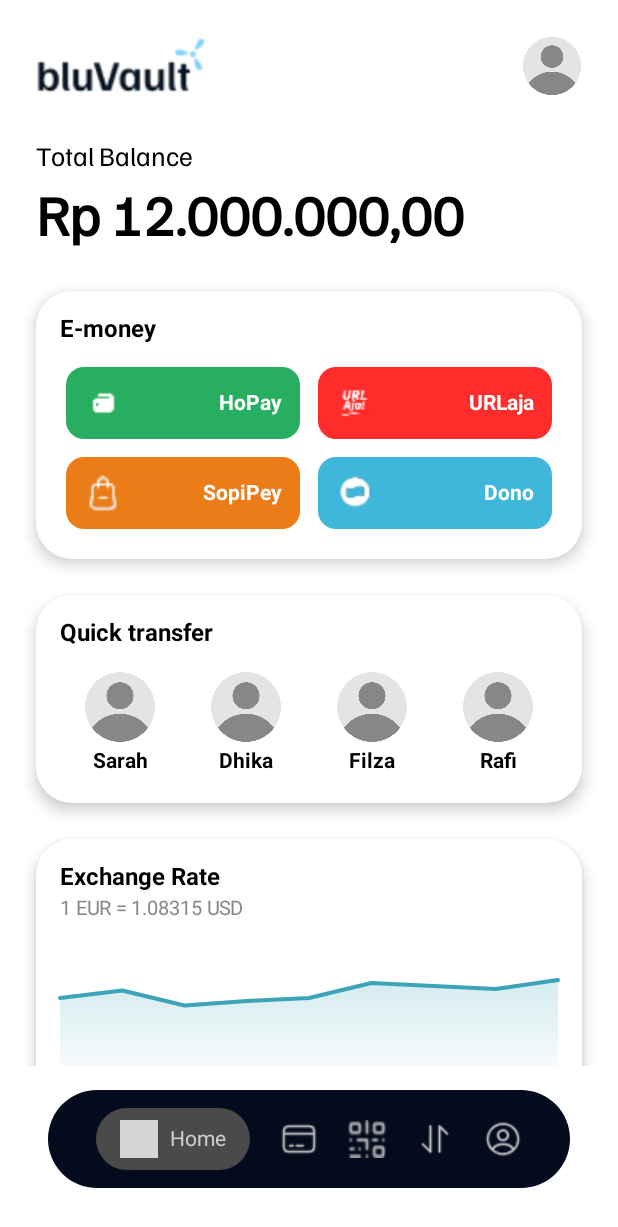
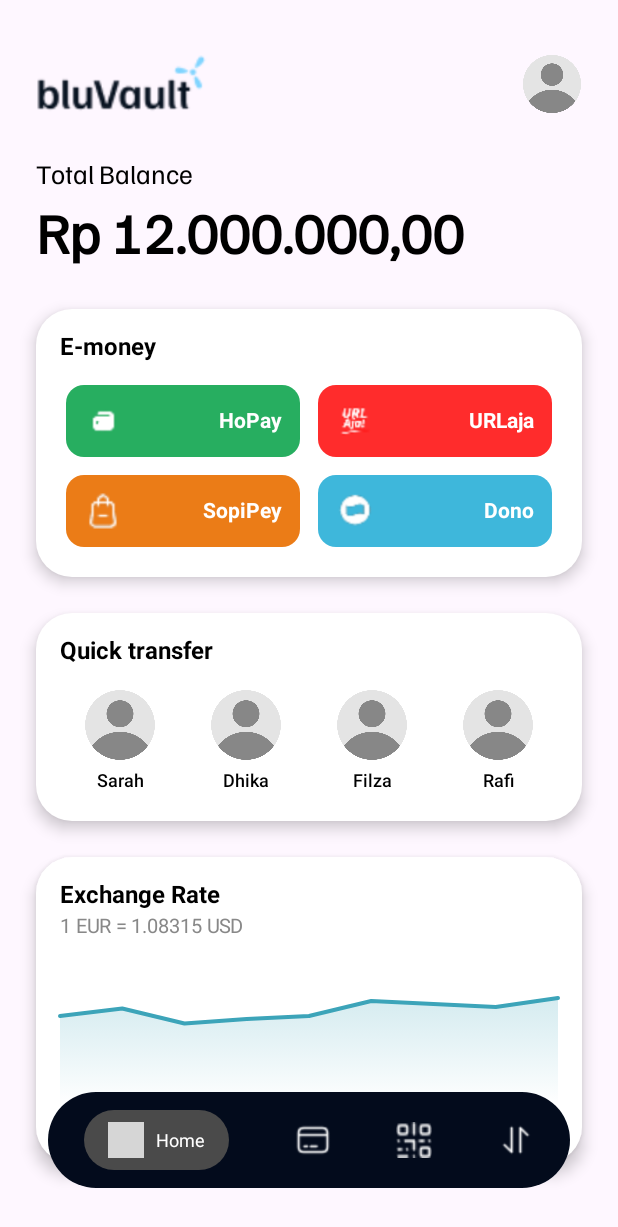
Before and after one commit to Mengz04/BluVault, an Android app built with Jetpack Compose: the DashboardScreen screen opened through its navigation route, on a phone screen of 412 x 824 dp. Shown: the top 1227 px of the screen. Run offline under Robolectric (Android 15) with nearby library versions, the phone set to English and light mode, and no system bars; grey boxes are pictures that could not be loaded.

Commit message:
feat: scaffolding navbar

```diff
--- a/app/src/main/java/com/example/bluvault/BluVaultApp.kt
+++ b/app/src/main/java/com/example/bluvault/BluVaultApp.kt
@@ -6,11 +6,13 @@ import androidx.compose.ui.text.font.FontWeight
 import androidx.navigation.compose.composable
 import androidx.navigation.compose.NavHost
 import androidx.navigation.compose.rememberNavController
+import com.example.bluvault.MainScaffold
 import com.example.bluvault.R
 import com.example.bluvault.pages.DashboardScreen
 import com.example.bluvault.pages.LoginScreen
 import com.example.bluvault.pages.OTPCodeScreen
 import com.example.bluvault.pages.RegisterScreen
+import com.example.bluvault.pages.TopUpScreen
 
 val FamilijenGrotesk = FontFamily(
     Font(R.font.familjen_grotesk, FontWeight.Normal, FontStyle.Normal),
@@ -21,24 +23,22 @@ val FamilijenGrotesk = FontFamily(
 @Composable
 fun BluVaultApp() {
     val navController = rememberNavController()
-    NavHost(navController = navController, startDestination = "Dashboard") {
-        composable("Welcome") {
-            WelcomeScreen(navController)
-        }
-        composable("OTPNumber") {
-            OTPNumberScreen(navController)
-        }
-        composable("OTPCode") {
-            OTPCodeScreen(navController)
-        }
-        composable("Register") {
-            RegisterScreen(navController)
-        }
-        composable("Login"){
-            LoginScreen(navController)
-        }
-        composable("Dashboard"){
-            DashboardScreen(navController)
+
+    MainScaffold(navController = navController) {
+        NavHost(navController = navController, startDestination = "TopUp") {
+            composable("Welcome") { WelcomeScreen(navController) }
+            composable("OTPNumber") { OTPNumberScreen(navController) }
+            composable("OTPCode") { OTPCodeScreen(navController) }
+            composable("Register") { RegisterScreen(navController) }
+            composable("Login") { LoginScreen(navController) }
+
+            // ✅ Pages with BottomNav
+            composable("Dashboard") { DashboardScreen(navController) }
+            composable("TopUp") { TopUpScreen(navController) }
+//            composable("Card") { CardScreen(navController) }
+//            composable("QRIS") { QRISScreen(navController) }
+//            composable("Transaction") { TransactionScreen(navController) }
+//            composable("Profile") { ProfileScreen(navController) }
         }
     }
 }
--- /dev/null
+++ b/app/src/main/java/com/example/bluvault/MainScaffold.kt
@@ -0,0 +1,55 @@
+package com.example.bluvault
+
+import androidx.compose.material3.Scaffold
+import androidx.compose.runtime.Composable
+import androidx.compose.runtime.getValue
+import androidx.navigation.NavHostController
+import androidx.navigation.compose.currentBackStackEntryAsState
+import com.example.bluvault.components.BottomNavBar
+
+data class BottomNavItem(
+    val route: String,
+    val icon: Int,
+    val label: String
+)
+
+@Composable
+fun MainScaffold(
+    navController: NavHostController,
+    content: @Composable () -> Unit
+) {
+    val bottomNavItems = listOf(
+        BottomNavItem("Dashboard", R.drawable.home, "Home"),
+        BottomNavItem("Card", R.drawable.card, "Card"),
+        BottomNavItem("QRIS", R.drawable.qr_icon, "QRIS"),
+        BottomNavItem("Transaction", R.drawable.frame, "Transaction"),
+    )
+
+    val navBackStackEntry by navController.currentBackStackEntryAsState()
+    val currentRoute = navBackStackEntry?.destination?.route
+
+    val bottomBarRoutes = bottomNavItems.map { it.route }
+    val showBottomBar = currentRoute in bottomBarRoutes
+
+    Scaffold(
+        bottomBar = {
+            if (showBottomBar) {
+                BottomNavBar(
+                    items = bottomNavItems,
+                    currentRoute = currentRoute,
+                    onItemSelected = { route ->
+                        if (route != currentRoute) {
+                            navController.navigate(route) {
+                                popUpTo(navController.graph.startDestinationId) { saveState = true }
+                                launchSingleTop = true
+                                restoreState = true
+                            }
+                        }
+                    }
+                )
+            }
+        }
+    ) {
+        content()
+    }
+}
--- a/app/src/main/java/com/example/bluvault/components/AvatarLabel.kt
+++ b/app/src/main/java/com/example/bluvault/components/AvatarLabel.kt
@@ -39,13 +39,13 @@ fun AvatarLabel(
                 .height(48.dp)
         )
 
-        Spacer(modifier = Modifier.height(4.dp))
+        Spacer(modifier = Modifier.height(6.dp))
 
         Text(
             text = label,
             color = Color.Black,
-            fontWeight = FontWeight.Bold,
-            fontSize = 14.sp
+            fontWeight = FontWeight.SemiBold,
+            fontSize = 12.sp
         )
     }
 }
--- a/app/src/main/java/com/example/bluvault/components/BottomNavbar.kt
+++ b/app/src/main/java/com/example/bluvault/components/BottomNavbar.kt
@@ -1,15 +1,10 @@
 package com.example.bluvault.components
 
-import androidx.compose.foundation.Image
 import androidx.compose.foundation.background
 import androidx.compose.foundation.clickable
-import androidx.compose.foundation.layout.Arrangement
-import androidx.compose.foundation.layout.Box
-import androidx.compose.foundation.layout.Row
-import androidx.compose.foundation.layout.fillMaxWidth
-import androidx.compose.foundation.layout.padding
-import androidx.compose.foundation.layout.size
+import androidx.compose.foundation.layout.*
 import androidx.compose.foundation.shape.RoundedCornerShape
+import androidx.compose.material3.Icon
 import androidx.compose.material3.Surface
 import androidx.compose.material3.Text
 import androidx.compose.runtime.Composable
@@ -19,21 +14,15 @@ import androidx.compose.ui.draw.clip
 import androidx.compose.ui.graphics.Color
 import androidx.compose.ui.res.painterResource
 import androidx.compose.ui.unit.dp
-import com.example.bluvault.R
+import androidx.compose.ui.unit.sp
+import com.example.bluvault.BottomNavItem
 
 @Composable
 fun BottomNavBar(
-    selectedIndex: Int = 0,
-    onItemSelected: (Int) -> Unit = {}
+    items: List<BottomNavItem>,
+    currentRoute: String?,
+    onItemSelected: (String) -> Unit
 ) {
-    val icons = listOf(
-        Pair(painterResource(id = R.drawable.home), "Home"),
-        Pair(painterResource(id = R.drawable.card), "Card"),
-        Pair(painterResource(id = R.drawable.qr_icon), "QRIS"),
-        Pair(painterResource(id = R.drawable.frame), "transfer"),
-        Pair(painterResource(id = R.drawable.profile_circle), "Profile")
-    )
-
     Surface(
         modifier = Modifier
             .fillMaxWidth()
@@ -47,38 +36,39 @@ fun BottomNavBar(
                     color = Color(0xFF030B1C),
                     shape = RoundedCornerShape(50.dp)
                 )
-                .padding(horizontal = 32.dp, vertical = 12.dp)
+                .padding(horizontal = 24.dp, vertical = 12.dp)
         ) {
             Row(
                 modifier = Modifier.fillMaxWidth(),
                 horizontalArrangement = Arrangement.SpaceBetween,
                 verticalAlignment = Alignment.CenterVertically
             ) {
-                icons.forEachIndexed { index, (icon, label) ->
-                    val isSelected = index == selectedIndex
+                items.forEach { item ->
+                    val selected = item.route == currentRoute
 
                     Box(
                         modifier = Modifier
                             .clip(RoundedCornerShape(50))
-                            .background(if (isSelected) Color(0xFF4A4A4A) else Color.Transparent)
-                            .clickable { onItemSelected(index) }
-                            .padding(horizontal = if (isSelected) 16.dp else 0.dp, vertical = 8.dp),
+                            .background(if (selected) Color(0xFF4A4A4A) else Color.Transparent)
+                            .clickable { onItemSelected(item.route) }
+                            .padding(horizontal = if (selected) 16.dp else 0.dp, vertical = 8.dp),
                         contentAlignment = Alignment.Center
                     ) {
                         Row(
                             verticalAlignment = Alignment.CenterVertically,
                             horizontalArrangement = Arrangement.spacedBy(8.dp)
                         ) {
-                            Image(
-                                painter = icon,
-                                contentDescription = label,
-                                modifier = Modifier
-                                    .size(25.dp)
+                            Icon(
+                                painter = painterResource(id = item.icon),
+                                contentDescription = item.label,
+                                tint = Color.White,
+                                modifier = Modifier.size(24.dp)
                             )
-                            if (isSelected) {
+                            if (selected) {
                                 Text(
-                                    text = label,
-                                    color = Color.LightGray
+                                    text = item.label,
+                                    fontSize = 12.sp,
+                                    color = Color.White
                                 )
                             }
                         }
--- a/app/src/main/java/com/example/bluvault/pages/DashboardScreen.kt
+++ b/app/src/main/java/com/example/bluvault/pages/DashboardScreen.kt
@@ -1,6 +1,7 @@
 package com.example.bluvault.pages
 
 import FamilijenGrotesk
+import android.annotation.SuppressLint
 import androidx.compose.foundation.Canvas
 import androidx.compose.foundation.Image
 import androidx.compose.foundation.background
@@ -61,12 +62,12 @@ data class EWalletData(
     val backgroundColor: Color
 )
 
+@SuppressLint("SuspiciousIndentation")
 @OptIn(ExperimentalMaterial3Api::class)
 @Composable
 fun DashboardScreen(navController: NavHostController) {
     var selectedIndex by remember { mutableStateOf(0) }
     val scrollState = rememberScrollState()
-    val context = LocalContext.current
 
     val wallets = listOf(
         EWalletData(painterResource(id = R.drawable.gopey), "HoPay", Color(0xFF27AE60)),
@@ -77,21 +78,11 @@ fun DashboardScreen(navController: NavHostController) {
 
     val transfers = listOf("Sarah", "Dhika", "Filza", "Rafi", "Meng")
 
-    Scaffold(
-        bottomBar = {
-            BottomNavBar(
-                selectedIndex = selectedIndex,
-                onItemSelected = { selectedIndex = it }
-            )
-        },
-        containerColor = Color.White
-    ) { innerPadding ->
     Column(
         modifier = Modifier
             .fillMaxSize()
-                .padding(innerPadding)
             .verticalScroll(scrollState)
-                .padding(horizontal = 24.dp, vertical = 12.dp),
+            .padding(horizontal = 24.dp, vertical = 24.dp),
         verticalArrangement = Arrangement.Top,
         horizontalAlignment = Alignment.Start
     ) {
@@ -138,7 +129,7 @@ fun DashboardScreen(navController: NavHostController) {
             Text(
                 text = "Rp 12.000.000,00",
                 color = Color.Black,
-                    fontWeight = FontWeight.ExtraBold,
+                fontWeight = FontWeight.Black,
                 fontSize = 38.sp,
                 fontFamily = FamilijenGrotesk
             )
@@ -270,7 +261,6 @@ fun DashboardScreen(navController: NavHostController) {
         }
     }
 }
-}
 
 @Composable
 fun ExchangeRateChart(modifier: Modifier = Modifier) {
@@ -298,7 +288,6 @@ fun ExchangeRateChart(modifier: Modifier = Modifier) {
             style = Stroke(width = 4f, cap = StrokeCap.Round, join = StrokeJoin.Round)
         )
 
-        // Gradient fill under line (optional)
         path.lineTo(width, height)
         path.lineTo(0f, height)
         path.close()
--- a/app/src/main/java/com/example/bluvault/pages/LoginScreen.kt
+++ b/app/src/main/java/com/example/bluvault/pages/LoginScreen.kt
@@ -146,7 +146,7 @@ fun LoginScreen(navController: NavHostController){
                         password = password,
                         onSuccess = {
                             Toast.makeText(context, "Login success", Toast.LENGTH_SHORT).show()
-                            navController.navigate("Home")
+                            navController.navigate("Dashboard")
                         },
                         onError = {
                             Toast.makeText(context, it, Toast.LENGTH_LONG).show()
--- /dev/null
+++ b/app/src/main/java/com/example/bluvault/pages/TopUpScreen.kt
@@ -0,0 +1,196 @@
+package com.example.bluvault.pages
+
+import FamilijenGrotesk
+import androidx.compose.foundation.layout.Arrangement
+import androidx.compose.foundation.layout.Box
+import androidx.compose.foundation.layout.Column
+import androidx.compose.foundation.layout.PaddingValues
+import androidx.compose.foundation.layout.Row
+import androidx.compose.foundation.layout.Spacer
+import androidx.compose.foundation.layout.fillMaxSize
+import androidx.compose.foundation.layout.fillMaxWidth
+import androidx.compose.foundation.layout.height
+import androidx.compose.foundation.layout.padding
+import androidx.compose.foundation.layout.size
+import androidx.compose.foundation.layout.width
+import androidx.compose.foundation.rememberScrollState
+import androidx.compose.foundation.shape.RoundedCornerShape
+import androidx.compose.foundation.verticalScroll
+import androidx.compose.material.icons.Icons
+import androidx.compose.material.icons.automirrored.filled.ArrowBack
+import androidx.compose.material.icons.filled.ArrowBack
+import androidx.compose.material3.Button
+import androidx.compose.material3.ButtonDefaults
+import androidx.compose.material3.Card
+import androidx.compose.material3.CardDefaults
+import androidx.compose.material3.Icon
+import androidx.compose.material3.IconButton
+import androidx.compose.material3.OutlinedButton
+import androidx.compose.material3.Text
+import androidx.compose.material3.TextButton
+import androidx.compose.runtime.Composable
+import androidx.compose.ui.Alignment
+import androidx.compose.ui.Modifier
+import androidx.compose.ui.graphics.Color
+import androidx.compose.ui.res.painterResource
+import androidx.compose.ui.text.font.FontWeight
+import androidx.compose.ui.text.style.TextAlign
+import androidx.compose.ui.unit.dp
+import androidx.compose.ui.unit.sp
+import androidx.navigation.NavController
+import androidx.navigation.NavHostController
+import com.example.bluvault.R
+
+@Composable
+fun TopUpScreen(navController: NavHostController) {
+    val netflixPlan = "Netflix Premium 4K"
+    val priceInRupiah = "Rp 230.000,00"
+    val monthlyPrice = "US\$22.99"
+    val platformParticipation = "0.2%"
+    val source = "Debit Card"
+
+    Column(
+        modifier = Modifier
+            .fillMaxSize()
+            .padding(16.dp)
+            .verticalScroll(rememberScrollState())
+    ) {
+        Box(
+            modifier = Modifier
+                .fillMaxWidth()
+                .height(56.dp), // Common AppBar height, adjust as needed
+            contentAlignment = Alignment.Center // Centers all content within the Box
+        ) {
+            // Back button on the left
+            Row(
+                modifier = Modifier
+                    .fillMaxWidth()
+                    .align(Alignment.CenterStart), // Aligns this Row to the start and vertically center within the Box
+                verticalAlignment = Alignment.CenterVertically
+            ) {
+                OutlinedButton(
+                    onClick = { navController.navigate("Welcome") },
+                    modifier = Modifier
+                        .height(44.dp)
+                        .width(44.dp),
+                    contentPadding = PaddingValues(0.dp),
+                    colors = ButtonDefaults.buttonColors(
+                        containerColor = Color.Transparent
+                    ),
+                ) {
+                    Icon(
+                        painter = painterResource(id = R.drawable.chevron_left),
+                        contentDescription = "left arrow",
+                        tint = Color.Black,
+                        modifier = Modifier.size(24.dp)
+                    )
+                }
+            }
+
+
+            // Text centered horizontally
+            Text(
+                text = "Single Payment",
+                fontWeight = FontWeight.Bold,
+                fontSize = 24.sp,
+                modifier = Modifier
+                    .align(Alignment.Center) // This centers the Text within the Box
+                    .padding(horizontal = 48.dp), // Add padding to prevent text overlap with button if it gets too long
+                fontFamily = FamilijenGrotesk
+            )
+        }
+
+        Spacer(modifier = Modifier.height(20.dp))
+
+        // Card for Payment Details
+        Card(
+            modifier = Modifier.fillMaxWidth(),
+            shape = RoundedCornerShape(12.dp),
+            elevation = CardDefaults.cardElevation(defaultElevation = 6.dp),
+        ) {
+            Column(
+                modifier = Modifier.padding(16.dp)
+            ) {
+                // Netflix Plan Section
+                Row(
+                    modifier = Modifier.fillMaxWidth(),
+                    horizontalArrangement = Arrangement.SpaceBetween
+                ) {
+                    Text(
+                        text = netflixPlan,
+                        fontWeight = FontWeight.Bold,
+                        fontSize = 18.sp
+                    )
+                    Text(
+                        text = priceInRupiah,
+                        fontWeight = FontWeight.Bold,
+                        fontSize = 18.sp
+                    )
+                }
+
+                Spacer(modifier = Modifier.height(16.dp))
+
+                // Source Section
+                Row(
+                    modifier = Modifier
+                        .fillMaxWidth()
+                        .padding(vertical = 8.dp),
+                    horizontalArrangement = Arrangement.SpaceBetween
+                ) {
+                    Text(text = "Source")
+                    Text(text = source)
+                    TextButton(onClick = { /* Handle change */ }) {
+                        Text(text = "Change", color = Color(0xFF6200EE))
+                    }
+                }
+
+                Spacer(modifier = Modifier.height(16.dp))
+
+                // Summary Section
+                Column(
+                    modifier = Modifier.fillMaxWidth()
+                ) {
+                    Text(text = "Summary", fontWeight = FontWeight.Bold, fontSize = 16.sp)
+                    Spacer(modifier = Modifier.height(8.dp))
+
+                    Row(
+                        modifier = Modifier.fillMaxWidth(),
+                        horizontalArrangement = Arrangement.SpaceBetween
+                    ) {
+                        Text(text = "Monthly price")
+                        Text(text = monthlyPrice)
+                    }
+
+                    Row(
+                        modifier = Modifier.fillMaxWidth(),
+                        horizontalArrangement = Arrangement.SpaceBetween
+                    ) {
+                        Text(text = "Platform participation")
+                        Text(text = platformParticipation)
+                    }
+                }
+            }
+        }
+
+        Spacer(modifier = Modifier.height(30.dp))
+
+        // Authorize Button
+        Button(
+            onClick = { /* Handle authorize */ },
+            modifier = Modifier.fillMaxWidth(),
+            shape = RoundedCornerShape(50.dp),
+            colors = ButtonDefaults.buttonColors(containerColor = Color(0xFF6200EE))
+        ) {
+            Text(text = "Authorize", color = Color.White)
+        }
+
+        Spacer(modifier = Modifier.height(16.dp))
+
+        // Cashback Info
+        Text(
+            text = "Get cashback 2% with Paywave+",
+            color = Color.Gray,
+            modifier = Modifier.align(Alignment.CenterHorizontally)
+        )
+    }
+}
```
Lines whose indentation alone changed are shown as unchanged.
